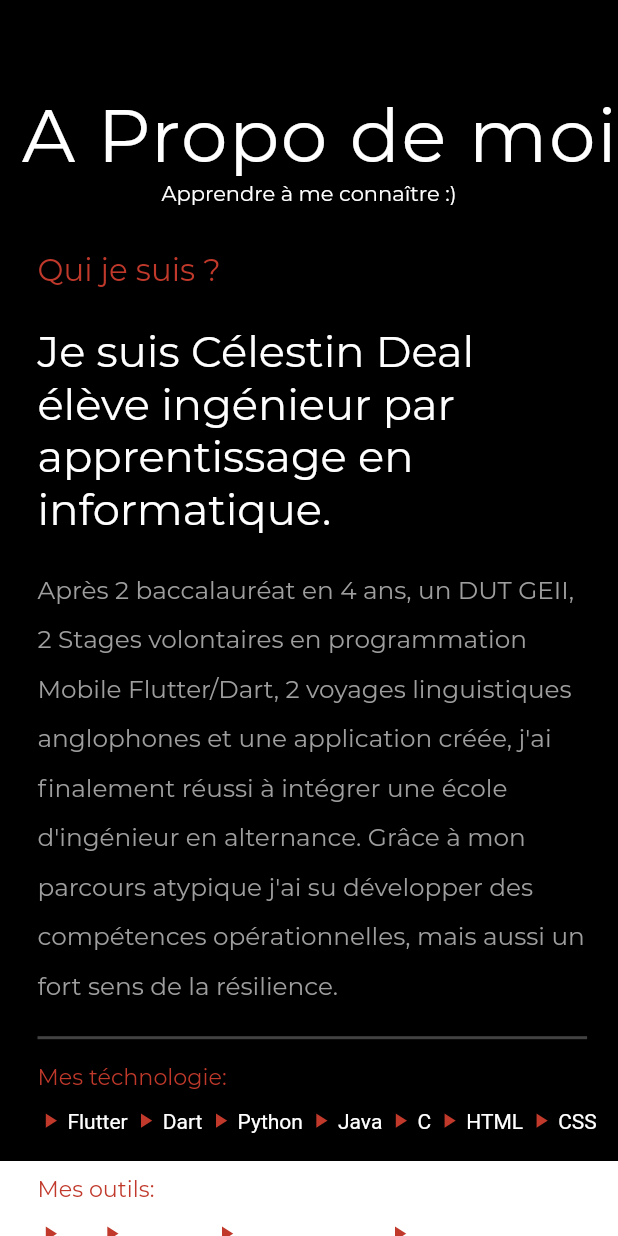
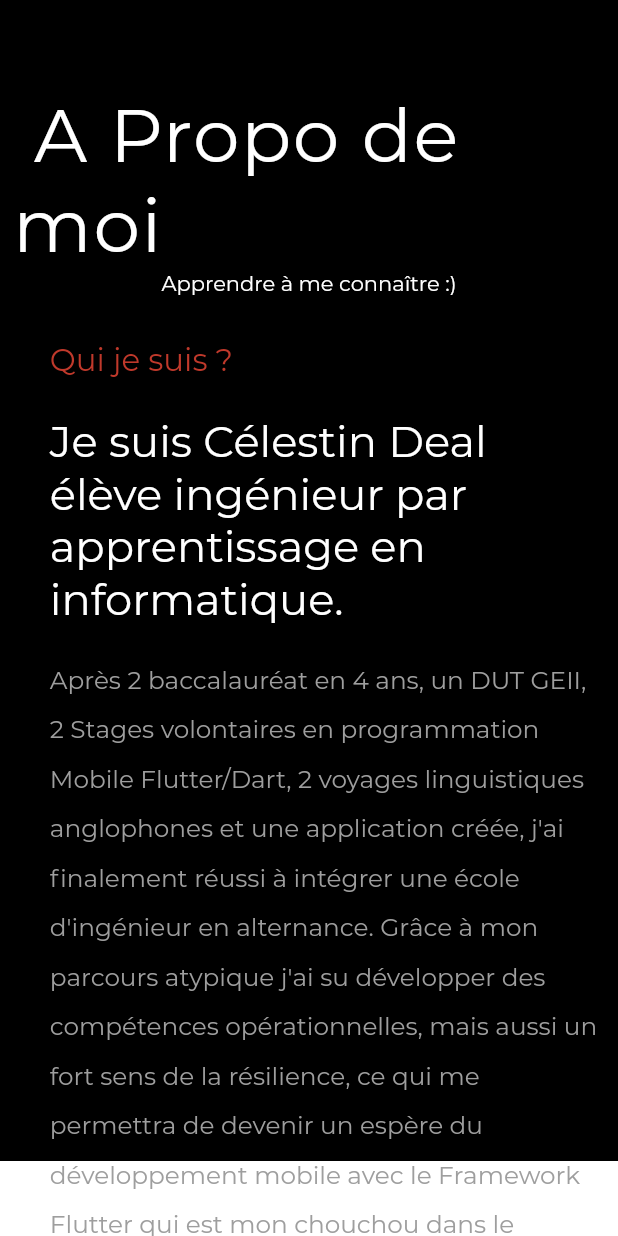
Before and after one commit to celestindeal/cv, a Flutter app: the AboutDesktop widget shown alone on an empty page, opened directly, on a phone screen of 412 x 824 dp. Run offline on Flutter 3.47's test engine with Material 2 defaults, Android fonts, the phone set to English and light mode, and no system bars; our stand-ins replace animated_text_kit, carousel_slider, flip_card, google_fonts, responsive_builder, shared_preferences and 1 more; missing offline and left inert: universal_html; accounts and stored records are empty; network calls fail; statements that could not run were skipped.

Commit message:
correction présentation

```diff
--- a/lib/sections/about/desktopAbout.dart
+++ b/lib/sections/about/desktopAbout.dart
@@ -16,23 +16,15 @@
 
     return Container(
       height: height - 50,
-      // padding: EdgeInsets.symmetric(
-      //   horizontal: width * 0.02,
-      // ),
+      padding: EdgeInsets.symmetric(
+        horizontal: width * 0.02,
+      ),
       color: _themeProvider.lightTheme ? Colors.white : Colors.black,
       child: Column(
         children: [
           CustomSectionHeading(text: "\n A Propo de moi"),
           CustomSectionSubHeading(text: "Apprendre à me connaître :)"),
           SizedBox(height: 30.0),
-          Row(
-            children: [
-              // Expanded(
-              //   child: Image.asset(
-              //     'assets/web.png',
-              //     height: height * 0.7,
-              //   ),
-              // ),
           Expanded(
             flex: width < 1230 ? 2 : 1,
             child: Container(
@@ -62,7 +54,7 @@
                     height: height * 0.02,
                   ),
                   AdaptiveText(
-                        "Après 2 baccalauréat en 4 ans, un DUT GEII, 2 Stages volontaires en programmation Mobile Flutter/Dart, 2 voyages linguistiques anglophones et une application créée, j'ai finalement réussi à intégrer une école d'ingénieur en alternance. Grâce à mon parcours atypique j'ai su développer des compétences opérationnelles, mais aussi un fort sens de la résilience.",
+                    "Après 2 baccalauréat en 4 ans, un DUT GEII, 2 Stages volontaires en programmation Mobile Flutter/Dart, 2 voyages linguistiques anglophones et une application créée, j'ai finalement réussi à intégrer une école d'ingénieur en alternance. Grâce à mon parcours atypique j'ai su développer des compétences opérationnelles, mais aussi un fort sens de la résilience, ce qui me permettra de devenir un espère du développement mobile avec le Framework Flutter qui est mon chouchou dans le domaine.",
                     style: GoogleFonts.montserrat(
                       fontSize: height * 0.02,
                       color: Colors.grey[500],
@@ -75,8 +67,7 @@
                   Container(
                     decoration: BoxDecoration(
                       border: Border(
-                            bottom:
-                                BorderSide(color: Colors.grey[800], width: 2.0),
+                        bottom: BorderSide(color: Colors.grey[800], width: 2.0),
                       ),
                     ),
                   ),
@@ -118,69 +109,17 @@
                   Container(
                     decoration: BoxDecoration(
                       border: Border(
-                            bottom:
-                                BorderSide(color: Colors.grey[800], width: 2.0),
+                        bottom: BorderSide(color: Colors.grey[800], width: 2.0),
                       ),
                     ),
                   ),
                   SizedBox(
                     height: height * 0.025,
                   ),
-                      // Row(
-                      //   mainAxisAlignment: MainAxisAlignment.spaceBetween,
-                      //   children: [
-                      //     AboutMeMetaData(
-                      //       data: "Nom",
-                      //       information: "Deal Célestin",
-                      //     ),
-                      //     AboutMeMetaData(
-                      //       data: "Email",
-                      //       information: "celestindeal42@gmail.com",
-                      //     ),
-                      //   ],
-                      // ),
-                      // SizedBox(
-                      //   height: height * 0.02,
-                      // ),
-                      // Row(
-                      //   children: [
-                      //     Padding(
-                      //       padding: const EdgeInsets.all(8.0),
-                      //       child: OutlinedCustomBtn(
-                      //         onPressed: () {
-                      //           html.window.open(
-                      //               'https://drive.google.com/file/d/1GF-wtbu2ob_Uxhw2In2QA8QiYi3XjCj1/view?usp=sharing',
-                      //               "pdf");
-                      //         },
-                      //         btnText: "Resume",
-                      //       ),
-                      //     ),
-                      //     Container(
-                      //       width: width * 0.05,
-                      //       decoration: BoxDecoration(
-                      //         border: Border(
-                      //           bottom: BorderSide(
-                      //               color: Colors.grey[900], width: 2.0),
-                      //         ),
-                      //       ),
-                      //     ),
-                      //     for (int i = 0; i < kCommunityLogo.length; i++)
-                      //       CommunityIconBtn(
-                      //         icon: kCommunityLogo[i],
-                      //         link: kCommunityLinks[i],
-                      //         height: _communityLogoHeight[i],
-                      //       ),
-                      //   ],
-                      // ),
                 ],
               ),
             ),
           ),
-              Container(
-                width: width < 1230 ? width * 0.05 : width * 0.1,
-              ),
-            ],
-          )
         ],
       ),
     );
--- a/lib/sections/about/mobileAbout.dart
+++ b/lib/sections/about/mobileAbout.dart
@@ -55,7 +55,7 @@
             height: height * 0.02,
           ),
           Text(
-            "Après 2 baccalauréat en 4 ans, un DUT GEII, 2 Stages volontaires en programmation Mobile Flutter/Dart, 2 voyages linguistiques anglophones et une application créée, j'ai finalement réussi à intégrer une école d'ingénieur en alternance. Grâce à mon parcours atypique j'ai su développer des compétences opérationnelles, mais aussi un fort sens de la résilience.",
+            "Après 2 baccalauréat en 4 ans, un DUT GEII, 2 Stages volontaires en programmation Mobile Flutter/Dart, 2 voyages linguistiques anglophones et une application créée, j'ai finalement réussi à intégrer une école d'ingénieur en alternance. Grâce à mon parcours atypique j'ai su développer des compétences opérationnelles, mais aussi un fort sens de la résilience, ce qui me permettra de devenir un espère du développement mobile avec le Framework Flutter qui est mon chouchou dans le domaine.",
             style: GoogleFonts.montserrat(
               fontSize: height * 0.018,
               color: Colors.grey[500],
--- a/lib/sections/about/tabAbout.dart
+++ b/lib/sections/about/tabAbout.dart
@@ -52,7 +52,7 @@
             height: height * 0.02,
           ),
           Text(
-            "Après 2 baccalauréat en 4 ans, un DUT GEII, 2 Stages volontaires en programmation Mobile Flutter/Dart, 2 voyages linguistiques anglophones et une application créée, j'ai finalement réussi à intégrer une école d'ingénieur en alternance. Grâce à mon parcours atypique j'ai su développer des compétences opérationnelles, mais aussi un fort sens de la résilience.",
+            "Après 2 baccalauréat en 4 ans, un DUT GEII, 2 Stages volontaires en programmation Mobile Flutter/Dart, 2 voyages linguistiques anglophones et une application créée, j'ai finalement réussi à intégrer une école d'ingénieur en alternance. Grâce à mon parcours atypique j'ai su développer des compétences opérationnelles, mais aussi un fort sens de la résilience, ce qui me permettra de devenir un espère du développement mobile avec le Framework Flutter qui est mon chouchou dans le domaine.",
             style: GoogleFonts.montserrat(
               fontSize: height * 0.02,
               color: Colors.grey[500],
```
Lines whose indentation alone changed are shown as unchanged.
